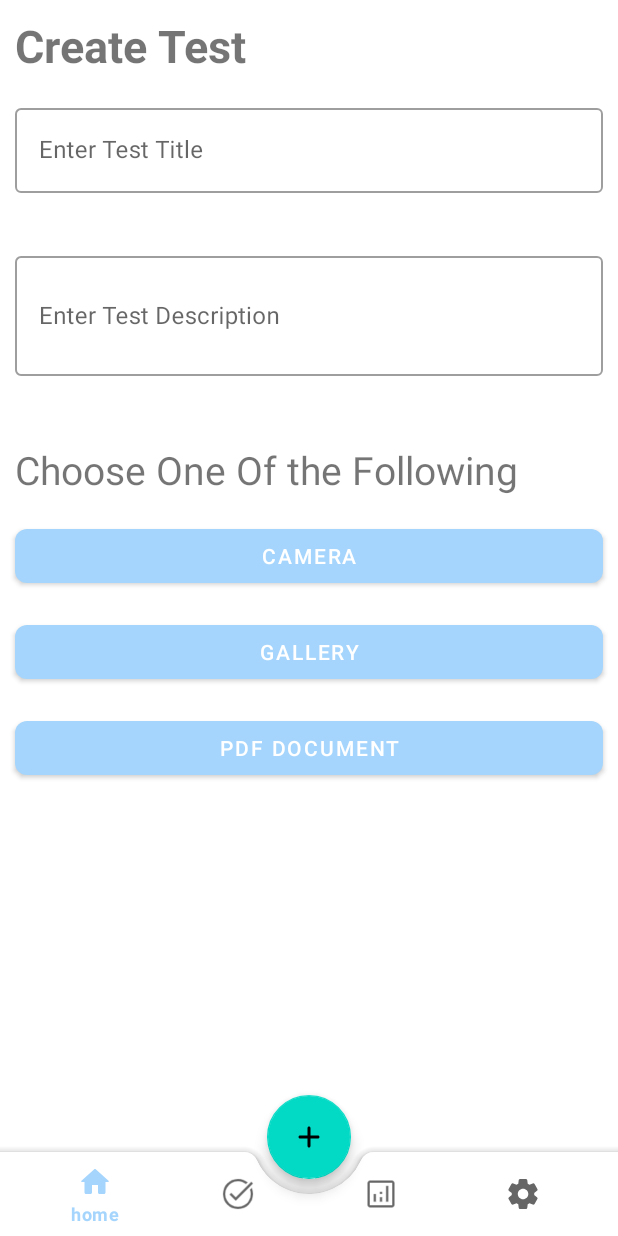
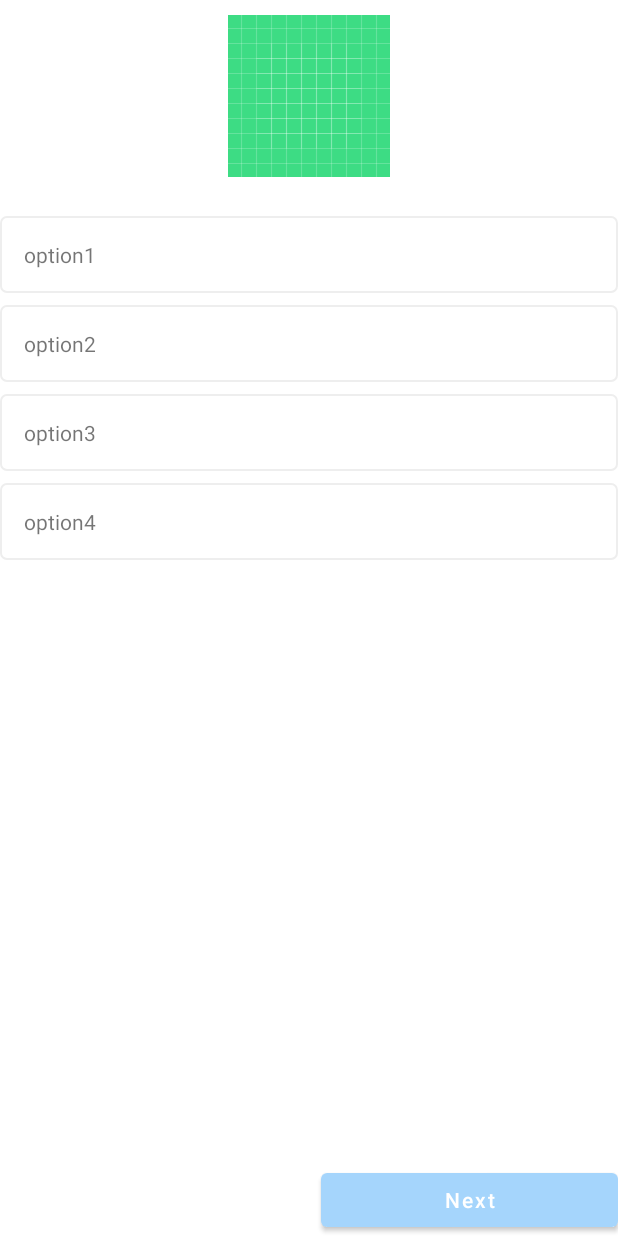
Before and after one commit to mukulasija/TestScanner, an Android app: the screen it shows after launch (MainActivity before the commit, TestScreen after it), after a tap on "fab", on a phone screen of 412 x 824 dp. Run offline under Robolectric (Android 15) with nearby library versions, the phone set to English and light mode, and no system bars; our stand-ins replace Volley.

Commit message:
Test screen dummy functionality

```diff
--- /dev/null
+++ b/app/src/main/java/com/team/testscanner/adapters/OptionAdapter.kt
@@ -0,0 +1,45 @@
+package com.team.testscanner.adapters
+
+import android.content.Context
+import android.view.LayoutInflater
+import android.view.View
+import android.view.ViewGroup
+import android.widget.TextView
+import androidx.recyclerview.widget.RecyclerView
+import com.team.testscanner.R
+import com.team.testscanner.models.OptionSelector
+import com.team.testscanner.models.Question
+
+class OptionAdapter(val context: Context, val question: OptionSelector) :
+    RecyclerView.Adapter<OptionAdapter.OptionViewHolder>() {
+
+    private var options: List<String> =
+        listOf(question.option1, question.option2, question.option3, question.option4)
+
+    inner class OptionViewHolder(itemView: View) : RecyclerView.ViewHolder(itemView) {
+        var optionView = itemView.findViewById<TextView>(R.id.quiz_option)
+    }
+
+    override fun onCreateViewHolder(parent: ViewGroup, viewType: Int): OptionViewHolder {
+        val view = LayoutInflater.from(context).inflate(R.layout.option_item, parent, false)
+        return OptionViewHolder(view)
+    }
+
+    override fun onBindViewHolder(holder: OptionViewHolder, position: Int) {
+        holder.optionView.text = options[position]
+        holder.itemView.setOnClickListener {
+            question.userAnswer = options[position]
+            notifyDataSetChanged()
+        }
+        if (question.userAnswer == options[position]) {
+            holder.itemView.setBackgroundResource(R.drawable.option_item_selected_bg)
+        } else {
+            holder.itemView.setBackgroundResource(R.drawable.option_item_bg)
+        }
+
+    }
+
+    override fun getItemCount(): Int {
+        return options.size
+    }
+}
--- a/app/src/main/java/com/team/testscanner/db/Test.kt
+++ /dev/null
@@ -1,3 +0,0 @@
-package com.team.testscanner.db
-
-data class Test(val test_id : Int,val test_pages : TestPage,val atmp_status : Boolean,val score : Int)
--- /dev/null
+++ b/app/src/main/java/com/team/testscanner/models/OptionSelector.kt
@@ -0,0 +1,10 @@
+package com.team.testscanner.models
+
+data class OptionSelector(
+    var option1 : String = "option1",
+    var option2 : String = "option2",
+    var option3 : String = "option3",
+    var option4 : String = "option4",
+    var answer : String = "",
+    var userAnswer : String = ""
+    )
--- /dev/null
+++ b/app/src/main/java/com/team/testscanner/models/Question.kt
@@ -0,0 +1,9 @@
+package com.team.testscanner.models
+
+data class Question(
+    var imageUrl: String = "",
+    var ytop : Int,
+    var yend : Int,
+    var answer: String = "",
+    var userAnswer: String = ""
+)
--- /dev/null
+++ b/app/src/main/java/com/team/testscanner/models/Quiz.kt
@@ -0,0 +1,7 @@
+package com.team.testscanner.models
+
+data class Quiz (
+    var id : String = "",
+    var title: String = "",
+    var questions: MutableMap<String, Question> = mutableMapOf()
+)
--- /dev/null
+++ b/app/src/main/java/com/team/testscanner/models/Test.kt
@@ -0,0 +1,3 @@
+package com.team.testscanner.models
+
+data class Test(val test_id : Int, val test_pages : TestPage, val atmp_status : Boolean, val score : Int)
--- a/app/src/main/java/com/team/testscanner/db/TestPage.kt
+++ b/app/src/main/java/com/team/testscanner/models/TestPage.kt
@@ -1,4 +1,4 @@
-package com.team.testscanner.db
+package com.team.testscanner.models
 
 import android.graphics.Bitmap
 import android.graphics.PointF
--- a/app/src/main/java/com/team/testscanner/ui/activities/MainActivity.kt
+++ b/app/src/main/java/com/team/testscanner/ui/activities/MainActivity.kt
@@ -1,6 +1,7 @@
 package com.team.testscanner.ui.activities
 
 import android.R.attr.button
+import android.content.Intent
 import android.os.Bundle
 import android.view.View
 import android.widget.Button
@@ -60,6 +61,8 @@ class MainActivity : AppCompatActivity() {
         }
 
         fabButton.setOnClickListener {
+            openActivity()
+            //remove this function call just for testing test page
             // Create a new instance of the fragment
             val fragment = CreateTestIntro()
             val transaction = supportFragmentManager.beginTransaction()
@@ -68,6 +71,11 @@ class MainActivity : AppCompatActivity() {
             transaction.commit()
         }
 
+    }
+
+    private fun openActivity() {
+        val intent = Intent(this,TestScreen::class.java)
+        startActivity(intent)
     }
 
     private fun switchFragment(fragment: Fragment) {
--- a/app/src/main/java/com/team/testscanner/ui/activities/Question.kt
+++ b/app/src/main/java/com/team/testscanner/ui/activities/Screen.kt
@@ -8,6 +8,5 @@ class question : AppCompatActivity() {
     override fun onCreate(savedInstanceState: Bundle?) {
         super.onCreate(savedInstanceState)
         setContentView(R.layout.activity_question)
-
     }
 }
--- /dev/null
+++ b/app/src/main/java/com/team/testscanner/ui/activities/TestScreen.kt
@@ -0,0 +1,99 @@
+package com.team.testscanner.ui.activities
+
+import android.content.Intent
+import android.graphics.Bitmap
+import android.graphics.BitmapFactory
+import androidx.appcompat.app.AppCompatActivity
+import android.os.Bundle
+import android.util.Log
+import android.view.View
+import android.widget.Button
+import android.widget.ImageView
+import androidx.recyclerview.widget.LinearLayoutManager
+import androidx.recyclerview.widget.RecyclerView
+import com.team.testscanner.R
+import com.team.testscanner.adapters.OptionAdapter
+import com.team.testscanner.models.OptionSelector
+import com.team.testscanner.models.Question
+import com.team.testscanner.models.Quiz
+import java.net.URL
+
+class TestScreen : AppCompatActivity() {
+    var quizzes : MutableList<Quiz>? = null
+    var questions: MutableMap<String, Question>? = null
+    var index = 1
+    lateinit var btnNext : Button
+    lateinit var btnPrevious : Button
+    lateinit var btnSubmit : Button
+    override fun onCreate(savedInstanceState: Bundle?) {
+        super.onCreate(savedInstanceState)
+        setContentView(R.layout.activity_test_screen)
+         btnPrevious = findViewById<Button>(R.id.btnPrevious)
+         btnNext = findViewById<Button>(R.id.btnNext)
+         btnSubmit = findViewById<Button>(R.id.btnSubmit)
+        bindViews()
+    }
+    private fun setUpEventListener() {
+
+        btnPrevious.setOnClickListener {
+            index--
+//            bindViews()
+        }
+
+        btnNext.setOnClickListener {
+            index++
+//            bindViews()
+        }
+
+//        btnSubmit.setOnClickListener {
+//            Log.d("FINALQUIZ", questions.toString())
+//
+//            val intent = Intent(this, ResultActivity::class.java)
+//            val json  = Gson().toJson(quizzes!![0])
+//            intent.putExtra("QUIZ", json)
+//            startActivity(intent)
+//        }
+    }
+    private fun bindViews() {
+
+        addDummyData()
+        btnPrevious.visibility = View.GONE
+        btnSubmit.visibility = View.GONE
+        btnNext.visibility = View.GONE
+
+        if(index == 1){ //first question
+            btnNext.visibility = View.VISIBLE
+        }
+        else if(index == questions!!.size) { // last question
+            btnSubmit.visibility = View.VISIBLE
+            btnPrevious.visibility = View.VISIBLE
+        }
+        else{ // Middle
+            btnPrevious.visibility = View.VISIBLE
+            btnNext.visibility = View.VISIBLE
+        }
+        val optionList = findViewById<RecyclerView>(R.id.optionList)
+        val question = questions!!["question$index"]
+        question?.let {
+            var optionSelector = OptionSelector()
+//            setImageWithData(it.imageUrl,it.ytop,it.yend);
+            val optionAdapter = OptionAdapter(this, optionSelector)
+            optionList.layoutManager = LinearLayoutManager(this)
+            optionList.adapter = optionAdapter
+            optionList.setHasFixedSize(true)
+        }
+    }
+
+    private fun addDummyData() {
+        questions = mutableMapOf("question1" to Question("https://drive.google.com/file/d/140erkr0zjU_Y52GUpxeCcqmkwa_Bx7Qt/view?usp=share_link",300,317,"",""))
+    }
+
+    private fun setImageWithData(imageUrl: String, ytop: Int, yend: Int) {
+        val bitmap = BitmapFactory.decodeStream(URL(imageUrl).openStream())
+        val croppedBitmap = Bitmap.createBitmap(bitmap, 0, ytop, bitmap.width, yend)
+        val croppedImageView = findViewById<ImageView>(R.id.question_Image)
+        croppedImageView.setImageBitmap(croppedBitmap)
+    }
+
+
+}
--- /dev/null
+++ b/app/src/main/res/drawable/option_item_bg.xml
@@ -0,0 +1,9 @@
+<?xml version="1.0" encoding="utf-8"?>
+<shape xmlns:android="http://schemas.android.com/apk/res/android">
+
+    <solid android:color="#FFF" />
+    <corners android:radius="4dp" />
+    <stroke
+        android:width="1dp"
+        android:color="#EEE"/>
+</shape>
--- /dev/null
+++ b/app/src/main/res/drawable/option_item_selected_bg.xml
@@ -0,0 +1,7 @@
+<?xml version="1.0" encoding="utf-8"?>
+<shape xmlns:android="http://schemas.android.com/apk/res/android">
+    <corners android:radius="4dp" />
+    <stroke
+        android:width="1dp"
+        android:color="@color/colorAccent"/>
+</shape>
--- /dev/null
+++ b/app/src/main/res/layout/activity_test_screen.xml
@@ -0,0 +1,76 @@
+<?xml version="1.0" encoding="utf-8"?>
+<androidx.constraintlayout.widget.ConstraintLayout xmlns:android="http://schemas.android.com/apk/res/android"
+    xmlns:app="http://schemas.android.com/apk/res-auto"
+    xmlns:tools="http://schemas.android.com/tools"
+    android:layout_width="match_parent"
+    android:layout_height="match_parent"
+    tools:context=".ui.activities.TestScreen">
+    <ImageView
+        android:id="@+id/question_Image"
+        android:layout_width="0dp"
+        android:layout_height="wrap_content"
+        android:src="@drawable/ic_launcher_background"
+        android:padding="10dp"
+        app:layout_constraintEnd_toEndOf="parent"
+        app:layout_constraintStart_toStartOf="parent"
+        app:layout_constraintTop_toTopOf="parent" />
+
+    <Button
+        android:visibility="invisible"
+        android:id="@+id/btnPrevious"
+        android:layout_width="0dp"
+        android:layout_height="wrap_content"
+        android:layout_marginEnd="8dp"
+        android:text="Previous"
+        android:textAllCaps="false"
+        app:layout_constraintBottom_toBottomOf="parent"
+        app:layout_constraintLeft_toLeftOf="parent"
+        app:layout_constraintRight_toLeftOf="@+id/guideline" />
+
+    <androidx.constraintlayout.widget.Guideline
+        android:id="@+id/guideline"
+        android:layout_width="wrap_content"
+        android:layout_height="match_parent"
+        android:orientation="vertical"
+        app:layout_constraintGuide_percent="0.5" />
+
+    <Button
+        android:visibility="invisible"
+        android:id="@+id/btnNext"
+        android:layout_width="0dp"
+        android:layout_height="wrap_content"
+        android:layout_marginStart="8dp"
+        android:text="Next"
+        android:textAllCaps="false"
+        app:layout_constraintBottom_toBottomOf="parent"
+        app:layout_constraintLeft_toRightOf="@+id/guideline"
+        app:layout_constraintRight_toRightOf="parent" />
+
+    <androidx.constraintlayout.widget.Guideline
+        android:id="@+id/horizontal_guideline"
+        android:layout_width="match_parent"
+        android:layout_height="wrap_content"
+        android:orientation="horizontal"
+        app:layout_constraintGuide_percent="0.8" />
+
+    <androidx.recyclerview.widget.RecyclerView
+        android:id="@+id/optionList"
+        android:layout_width="0dp"
+        android:layout_height="0dp"
+        android:layout_marginTop="8dp"
+        app:layout_constraintBottom_toTopOf="@+id/horizontal_guideline"
+        app:layout_constraintEnd_toEndOf="@+id/question_Image"
+        app:layout_constraintStart_toStartOf="@+id/question_Image"
+        app:layout_constraintTop_toBottomOf="@+id/question_Image" />
+
+    <Button
+        android:visibility="invisible"
+        android:id="@+id/btnSubmit"
+        android:layout_width="0dp"
+        android:layout_height="wrap_content"
+        android:text="Submit"
+        android:textAllCaps="false"
+        app:layout_constraintBottom_toBottomOf="parent"
+        app:layout_constraintLeft_toRightOf="@+id/guideline"
+        app:layout_constraintRight_toRightOf="parent"  />
+</androidx.constraintlayout.widget.ConstraintLayout>
--- /dev/null
+++ b/app/src/main/res/layout/option_item.xml
@@ -0,0 +1,15 @@
+<?xml version="1.0" encoding="utf-8"?>
+<LinearLayout xmlns:android="http://schemas.android.com/apk/res/android"
+    android:layout_width="match_parent"
+    android:layout_height="wrap_content"
+    android:id="@+id/option_container"
+    android:layout_marginTop="8dp">
+
+    <TextView
+        android:id="@+id/quiz_option"
+        android:layout_width="match_parent"
+        android:layout_height="wrap_content"
+        android:padding="16dp"
+        android:text="A: Odisha"
+        android:textSize="14sp" />
+</LinearLayout>
--- a/app/src/main/res/values/colors.xml
+++ b/app/src/main/res/values/colors.xml
@@ -10,4 +10,13 @@
     <color name="blue_primary">#37A4FB</color>
     <color name="option_boarder">#D6D6D6</color>
     <color name="backgroundcolor">#ffffff</color>
+    <color name="colorPrimary">#18206F</color>
+    <color name="colorPrimaryDark">#11164E</color>
+    <color name="colorAccent">#E91E63</color>
+    <color name="colorPrimaryText">#18206F</color>
+    <color name="colorPrimaryTextOpaque">#18206F</color>
+    <color name="colorPrimaryButton">#FFFFFF</color>
+    <color name="colorEditTextBgColor">#f2f5fa</color>
+    <color name="colorEditTextBorderColor">#E9EBEF</color>
+    <color name="colorPrimaryButtonBg">#18206F</color>
 </resources>
```
Also changed, not shown: app/src/main/AndroidManifest.xml (+7 -3 lines).
